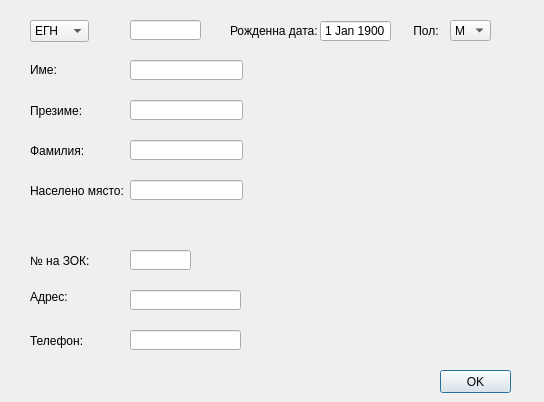
Above: src/View/PatientDialog/PatientFormDialog.ui from thefinalcutbg/DinoDent before the change. Below: the same form after it.
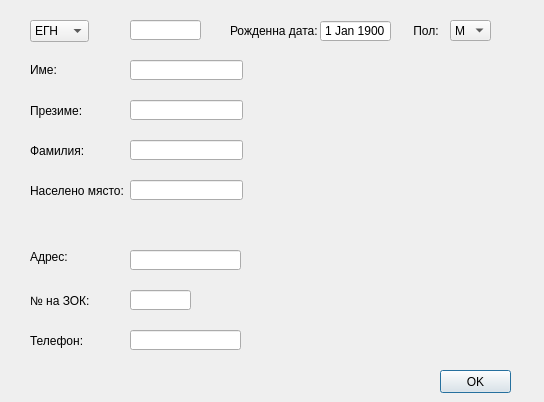
That is the form after the change. Custom widgets are drawn as their Qt base class.

Diff of the .ui file:
```diff
--- a/src/View/PatientDialog/PatientFormDialog.ui
+++ b/src/View/PatientDialog/PatientFormDialog.ui
@@ -71,7 +71,7 @@
    <property name="geometry">
     <rect>
      <x>130</x>
-     <y>290</y>
+     <y>250</y>
      <width>111</width>
      <height>20</height>
     </rect>
@@ -129,7 +129,7 @@
    <property name="geometry">
     <rect>
      <x>30</x>
-     <y>290</y>
+     <y>250</y>
      <width>47</width>
      <height>14</height>
     </rect>
@@ -155,7 +155,7 @@
    <property name="geometry">
     <rect>
      <x>130</x>
-     <y>250</y>
+     <y>290</y>
      <width>61</width>
      <height>20</height>
     </rect>
@@ -341,7 +341,7 @@
    <property name="geometry">
     <rect>
      <x>30</x>
-     <y>250</y>
+     <y>290</y>
      <width>71</width>
      <height>21</height>
     </rect>
```
Left out of the diff: 2 changed lines with no effect on the pictures.
